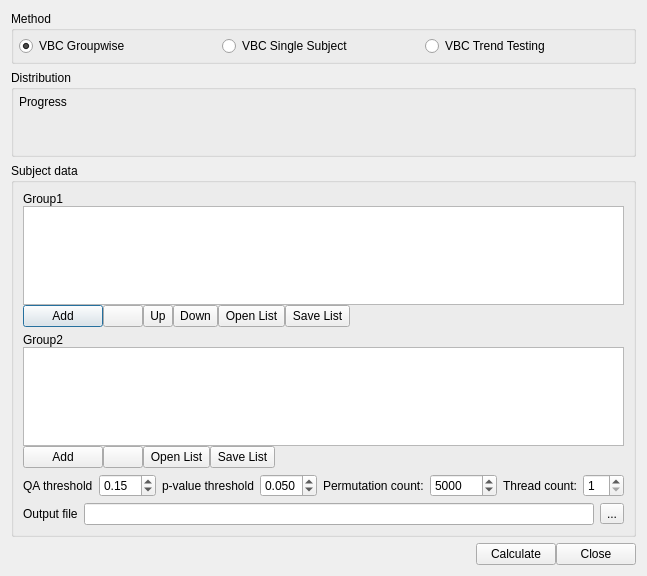
This is reconstruction/vbcdialog.ui in frankyeh/DSI-Studio as Qt 5 draws it before an edit. The edited form follows.
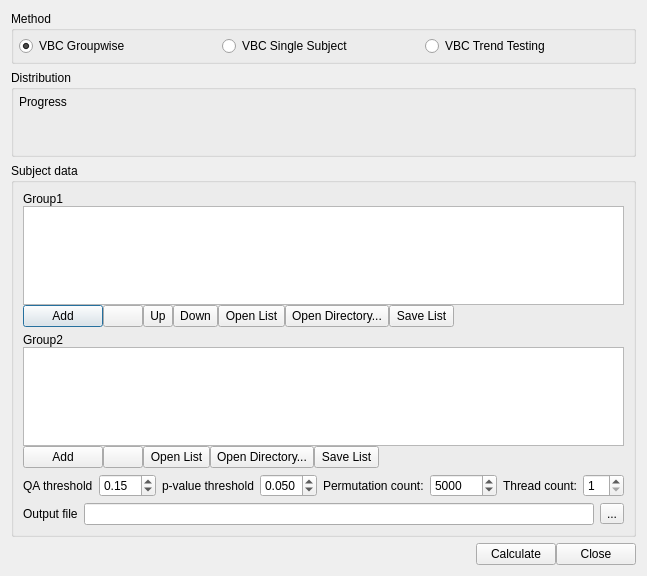
This is the edited form. Icons and pictures are not drawn. Custom widgets are drawn as their Qt base class.

The edit to the form file:
```diff
--- a/reconstruction/vbcdialog.ui
+++ b/reconstruction/vbcdialog.ui
@@ -213,6 +213,19 @@
             </property>
            </widget>
           </item>
+          <item>
+           <widget class="QToolButton" name="open_dir1">
+            <property name="maximumSize">
+             <size>
+              <width>16777215</width>
+              <height>26</height>
+             </size>
+            </property>
+            <property name="text">
+             <string>Open Directory...</string>
+            </property>
+           </widget>
+          </item>
           <item>
            <widget class="QToolButton" name="save_list1">
             <property name="maximumSize">
@@ -325,6 +338,19 @@
                </property>
               </widget>
              </item>
+             <item>
+              <widget class="QToolButton" name="open_dir2">
+               <property name="maximumSize">
+                <size>
+                 <width>16777215</width>
+                 <height>26</height>
+                </size>
+               </property>
+               <property name="text">
+                <string>Open Directory...</string>
+               </property>
+              </widget>
+             </item>
              <item>
               <widget class="QToolButton" name="save_list2">
                <property name="maximumSize">
```
